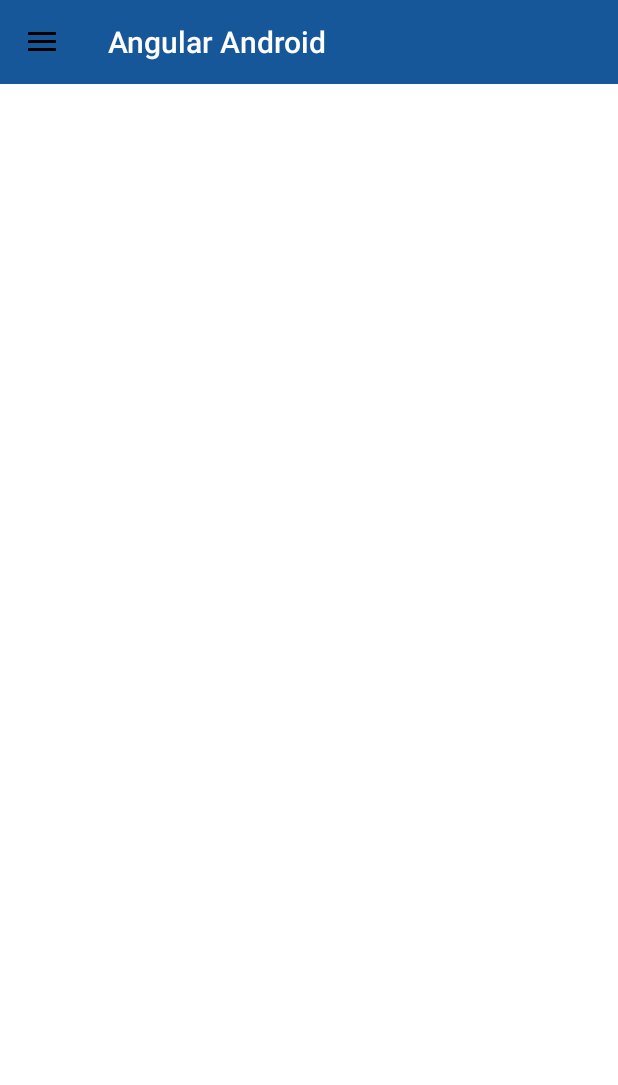
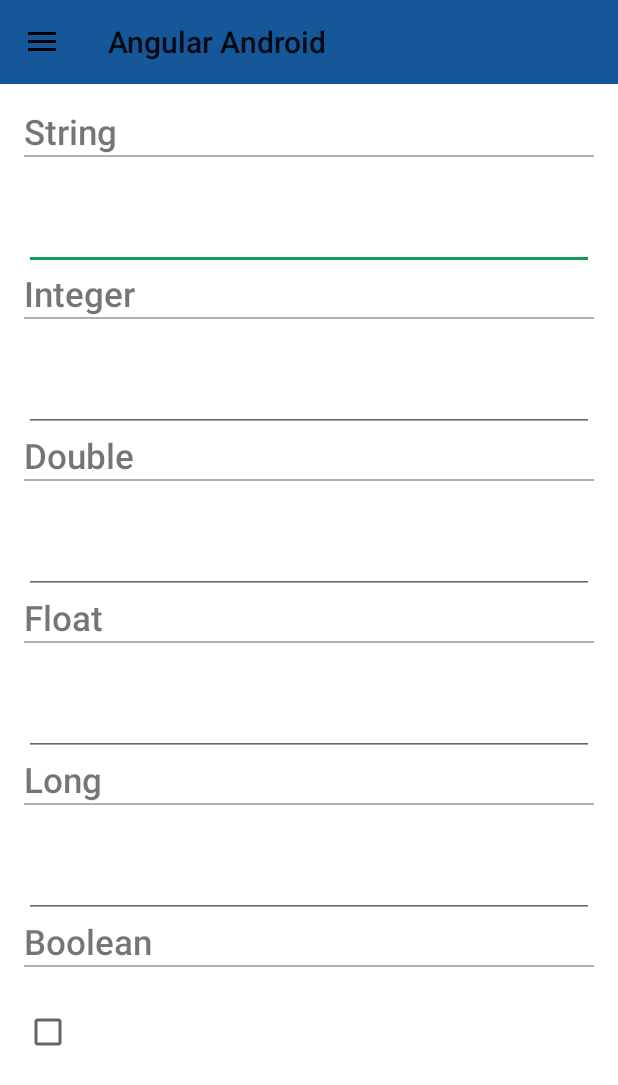
Before and after one commit to tyler-gh/ngAndroid, an Android app: the screen it shows after launch (DemoActivity), on a phone screen of 412 x 824 dp. Shown: the top 1085 px of the screen. Run offline under Robolectric (Android 15) with nearby library versions, the phone set to English and light mode, and no system bars; 4 statements that could not run were skipped.

Commit message:
more work on the demo

```diff
--- a/app/src/main/AndroidManifest.xml
+++ b/app/src/main/AndroidManifest.xml
@@ -16,10 +16,5 @@
                 <category android:name="android.intent.category.LAUNCHER" />
             </intent-filter>
         </activity>
-        <activity
-            android:name=".ui.pages.ngmodel.NgModelActivity"
-            android:label="@string/title_activity_ng_model" >
-        </activity>
     </application>
-
 </manifest>
--- a/app/src/main/java/com/ngandroid/demo/ui/pages/main/DemoActivity.java
+++ b/app/src/main/java/com/ngandroid/demo/ui/pages/main/DemoActivity.java
@@ -1,29 +1,37 @@
 package com.ngandroid.demo.ui.pages.main;
 
 import android.app.Activity;
+import android.app.Fragment;
+import android.app.FragmentManager;
 import android.content.res.Configuration;
 import android.os.Bundle;
 import android.support.v4.widget.DrawerLayout;
 import android.support.v7.app.ActionBarDrawerToggle;
 import android.support.v7.widget.Toolbar;
+import android.util.Log;
 import android.view.View;
 import android.widget.ListView;
+import android.widget.Toast;
 
 import com.ngandroid.demo.R;
-import com.ngandroid.demo.ui.pages.ngmodel.NgModelActivity;
+import com.ngandroid.demo.ui.pages.ngclick.NgClickFragment;
+import com.ngandroid.demo.ui.pages.ngmodel.NgModelFragment;
 
 import java.util.ArrayList;
 import java.util.List;
 
-public class DemoActivity extends Activity {
+public class DemoActivity extends Activity implements DemoScope.FragmentSelectedListener {
 
     private ActionBarDrawerToggle drawerToggle;
     private DrawerLayout drawerLayout;
+    private FragmentManager fragmentManager;
 
     @Override
     protected void onCreate(Bundle savedInstanceState) {
         super.onCreate(savedInstanceState);
         setContentView(R.layout.activity_demo);
+
+        fragmentManager = getFragmentManager();
 
         Toolbar toolbar = (Toolbar) findViewById(R.id.toolbar);
         drawerLayout = (DrawerLayout) findViewById(R.id.drawer_layout);
@@ -37,16 +45,20 @@ public class DemoActivity extends Activity {
 
         List<DemoItem> items = new ArrayList<>();
 
-        items.add(new DemoItem("ngModel", NgModelActivity.class));
-        items.add(new DemoItem("ngClick", DemoActivity.class));
-        items.add(new DemoItem("ngLongClick", DemoActivity.class));
-        items.add(new DemoItem("ngChange", DemoActivity.class));
-        items.add(new DemoItem("ngGone", DemoActivity.class));
-        items.add(new DemoItem("ngInvisible", DemoActivity.class));
-        items.add(new DemoItem("ngDisabled", DemoActivity.class));
-        items.add(new DemoItem("ngFocus", DemoActivity.class));
+        items.add(new DemoItem("ngModel", NgModelFragment.class));
+        items.add(new DemoItem("ngClick", NgClickFragment.class));
+        items.add(new DemoItem("ngLongClick", NgModelFragment.class));
+        items.add(new DemoItem("ngChange", NgModelFragment.class));
+        items.add(new DemoItem("ngGone", NgModelFragment.class));
+        items.add(new DemoItem("ngInvisible", NgModelFragment.class));
+        items.add(new DemoItem("ngDisabled", NgModelFragment.class));
+        items.add(new DemoItem("ngFocus", NgModelFragment.class));
 
-        listView.setAdapter(new DemoAdapter(this, items));
+        listView.setAdapter(new DemoAdapter(this, this, items));
+
+        if(savedInstanceState == null){
+            fragmentManager.beginTransaction().replace(R.id.fragmentLayout, new NgModelFragment(), "frag").commit();
+        }
     }
 
     @Override
@@ -59,6 +71,30 @@ public class DemoActivity extends Activity {
     public void onConfigurationChanged(Configuration newConfig) {
         super.onConfigurationChanged(newConfig);
         drawerToggle.onConfigurationChanged(newConfig);
+    }
+
+    @Override
+    public void onFragmentSelected(Class<? extends Fragment> fragment) {
+        Fragment current = fragmentManager.findFragmentByTag("frag");
+        if(current != null){
+            fragmentManager.beginTransaction().remove(current).commit();
+        }
+
+        Fragment frag = getFragment(fragment);
+        if(frag != null) {
+            fragmentManager.beginTransaction().replace(R.id.fragmentLayout, frag, "frag").commit();
+        }
+        drawerLayout.closeDrawers();
+    }
+
+    private Fragment getFragment(Class<? extends Fragment> fragClass){
+        try {
+            return fragClass.newInstance();
+        } catch (Exception e) {
+            Toast.makeText(this, "Error showing " + fragClass.getSimpleName().replace("Fragment", ""), Toast.LENGTH_SHORT).show();
+            Log.e("DemoScope", "Unable to create Fragment", e);
+            return null;
+        }
     }
 
     private final class ToolbarDrawerToggle extends ActionBarDrawerToggle {
--- a/app/src/main/java/com/ngandroid/demo/ui/pages/main/DemoAdapter.java
+++ b/app/src/main/java/com/ngandroid/demo/ui/pages/main/DemoAdapter.java
@@ -18,12 +18,12 @@ class DemoAdapter extends BaseAdapter {
 
     private final NgAndroid ngAndroid = NgAndroid.getInstance();
     private final LayoutInflater inflater;
-    private final Activity activity;
+    private final DemoScope.FragmentSelectedListener fragmentSelectedListener;
     private final List<DemoItem> items;
 
-    DemoAdapter(Activity activity, List<DemoItem> items) {
+    DemoAdapter(Activity activity, DemoScope.FragmentSelectedListener fragmentSelectedListener, List<DemoItem> items) {
         this.inflater = activity.getLayoutInflater();
-        this.activity = activity;
+        this.fragmentSelectedListener = fragmentSelectedListener;
         this.items = items;
     }
 
@@ -45,7 +45,7 @@ class DemoAdapter extends BaseAdapter {
     @Override
     public View getView(int position, View convertView, ViewGroup parent) {
         if(convertView == null) {
-            DemoScope demoScope = new DemoScope(activity);
+            DemoScope demoScope = new DemoScope(fragmentSelectedListener);
             convertView = ngAndroid.inflate(demoScope, inflater, R.layout.view_demo_item, parent, false);
             convertView.setTag(demoScope);
         }
--- a/app/src/main/java/com/ngandroid/demo/ui/pages/main/DemoItem.java
+++ b/app/src/main/java/com/ngandroid/demo/ui/pages/main/DemoItem.java
@@ -1,18 +1,18 @@
 package com.ngandroid.demo.ui.pages.main;
 
-import android.app.Activity;
+import android.app.Fragment;
 
 /**
  * Created by tyler on 4/23/15.
  */
 class DemoItem {
     private String text;
-    private Class<? extends Activity> activity;
+    private Class<? extends Fragment> fragment;
 
     DemoItem(){}
-    DemoItem(String text, Class<? extends Activity> activity){
+    DemoItem(String text, Class<? extends Fragment> fragment){
         this.text = text;
-        this.activity = activity;
+        this.fragment = fragment;
     }
 
     public String getText() {
@@ -23,11 +23,11 @@ class DemoItem {
         this.text = text;
     }
 
-    public Class<? extends Activity> getActivity() {
-        return activity;
+    public Class<? extends Fragment> getFragment() {
+        return fragment;
     }
 
-    public void setActivity(Class<? extends Activity> activity) {
-        this.activity = activity;
+    public void setFragment(Class<? extends Fragment> fragment) {
+        this.fragment = fragment;
     }
 }
--- a/app/src/main/java/com/ngandroid/demo/ui/pages/main/DemoScope.java
+++ b/app/src/main/java/com/ngandroid/demo/ui/pages/main/DemoScope.java
@@ -1,8 +1,6 @@
 package com.ngandroid.demo.ui.pages.main;
 
-import android.app.Activity;
-import android.content.Context;
-import android.content.Intent;
+import android.app.Fragment;
 
 import com.ngandroid.lib.annotations.NgModel;
 import com.ngandroid.lib.annotations.NgScope;
@@ -15,15 +13,23 @@ class DemoScope {
     @NgModel
     DemoItem item;
 
-    private final Context context;
-    DemoScope(Context context){this.context = context;}
+    private final FragmentSelectedListener fragmentSelectedListener;
+
+    DemoScope(FragmentSelectedListener fragmentSelectedListener){
+        this.fragmentSelectedListener = fragmentSelectedListener;
+    }
 
     void setItem(DemoItem item) {
         this.item.setText(item.getText());
-        this.item.setActivity(item.getActivity());
+        this.item.setFragment(item.getFragment());
     }
 
-    void openActivity(Class<? extends Activity> activity){
-        context.startActivity(new Intent(context, activity));
+    void showFragment(Class<? extends Fragment> fragment){
+        fragmentSelectedListener.onFragmentSelected(fragment);
     }
+
+    public interface FragmentSelectedListener {
+        void onFragmentSelected(Class<? extends Fragment> fragment);
+    }
+
 }
--- /dev/null
+++ b/app/src/main/java/com/ngandroid/demo/ui/pages/ngmodel/NgModelFragment.java
@@ -0,0 +1,27 @@
+package com.ngandroid.demo.ui.pages.ngmodel;
+
+import android.app.Fragment;
+import android.os.Bundle;
+import android.support.annotation.Nullable;
+import android.view.LayoutInflater;
+import android.view.View;
+import android.view.ViewGroup;
+
+import com.ngandroid.demo.R;
+import com.ngandroid.demo.models.NgMod;
+import com.ngandroid.lib.NgAndroid;
+import com.ngandroid.lib.annotations.NgModel;
+import com.ngandroid.lib.annotations.NgScope;
+@NgScope
+public class NgModelFragment extends Fragment {
+    private final NgAndroid ng = NgAndroid.getInstance();
+
+    @NgModel
+    NgMod mod;
+
+    @Nullable
+    @Override
+    public View onCreateView(LayoutInflater inflater, ViewGroup container, Bundle savedInstanceState) {
+        return ng.inflate(this, inflater, R.layout.activity_ng_model, container, false);
+    }
+}
--- a/app/src/main/res/layout/activity_ng_model.xml
+++ b/app/src/main/res/layout/activity_ng_model.xml
@@ -3,7 +3,7 @@
     xmlns:tools="http://schemas.android.com/tools"
     android:layout_width="match_parent"
     android:layout_height="match_parent"
-    tools:context="com.ngandroid.demo.ui.pages.ngmodel.NgModelActivity"
+    tools:context="com.ngandroid.demo.ui.pages.ngmodel.NgModelFragment"
     tools:ignore="MissingPrefix">
 
     <LinearLayout
@@ -96,5 +96,22 @@
             android:inputType="numberDecimal"
             ng:ngModel="mod.lon" />
 
+        <TextView
+            style="@style/Header"
+            android:text="@string/bool" />
+
+        <View style="@style/hr" />
+
+        <TextView
+            android:id="@+id/tvBool"
+            style="@style/TextStyle"
+            ng:ngModel="mod.bool" />
+
+        <CheckBox
+            android:id="@+id/cdBool"
+            android:layout_width="wrap_content"
+            android:layout_height="wrap_content"
+            ng:ngModel="mod.bool"/>
+
     </LinearLayout>
 </ScrollView>
--- a/app/src/main/res/layout/view_demo_item.xml
+++ b/app/src/main/res/layout/view_demo_item.xml
@@ -8,5 +8,5 @@
     android:textSize="23sp"
     android:fontFamily="sans-serif-thin"
     android:textStyle="bold"
-    ng:ngClick="openActivity(item.activity)"
+    ng:ngClick="showFragment(item.fragment)"
     ng:ngText="item.text"/>
--- a/app/src/main/res/values/strings.xml
+++ b/app/src/main/res/values/strings.xml
@@ -12,5 +12,10 @@
     <string name="lng">Long</string>
     <string name="drawer_open">Open</string>
     <string name="drawer_close">Closed</string>
+    <string name="bool">Boolean</string>
+
+<!-- TODO: Remove or change this placeholder text -->
+    <string name="hello_blank_fragment">Hello blank fragment</string>
+    <string name="make_toast">Make Toast</string>
 
 </resources>
--- a/app/src/main/res/values/styles.xml
+++ b/app/src/main/res/values/styles.xml
@@ -1,6 +1,6 @@
 <resources>
 
-    <style name="AppTheme" parent="Theme.AppCompat.NoActionBar">
+    <style name="AppTheme" parent="Theme.AppCompat.Light.NoActionBar">
         <item name="colorPrimary">@color/main_color</item>
         <item name="colorPrimaryDark">@color/main_dark_color</item>
         <item name="colorAccent">@color/accent_color</item>
@@ -31,4 +31,10 @@
         <item name="android:background">@color/hr_grey</item>
     </style>
 
+    <style name="Row">
+        <item name="android:orientation">horizontal</item>
+        <item name="android:layout_width">match_parent</item>
+        <item name="android:layout_height">wrap_content</item>
+    </style>
+
 </resources>
```
Also changed, not shown: app/src/main/java/com/ngandroid/demo/models/NgMod.java (renamed from app/src/main/java/com/ngandroid/demo/ui/pages/ngmodel/NgModelActivity.java, +5 -23 lines), app/src/main/java/com/ngandroid/demo/ui/pages/ngclick/NgClickFragment.java (added, +34 -0 lines), app/src/main/res/layout/fragment_ng_click.xml (added, +17 -0 lines), 1 other file.
